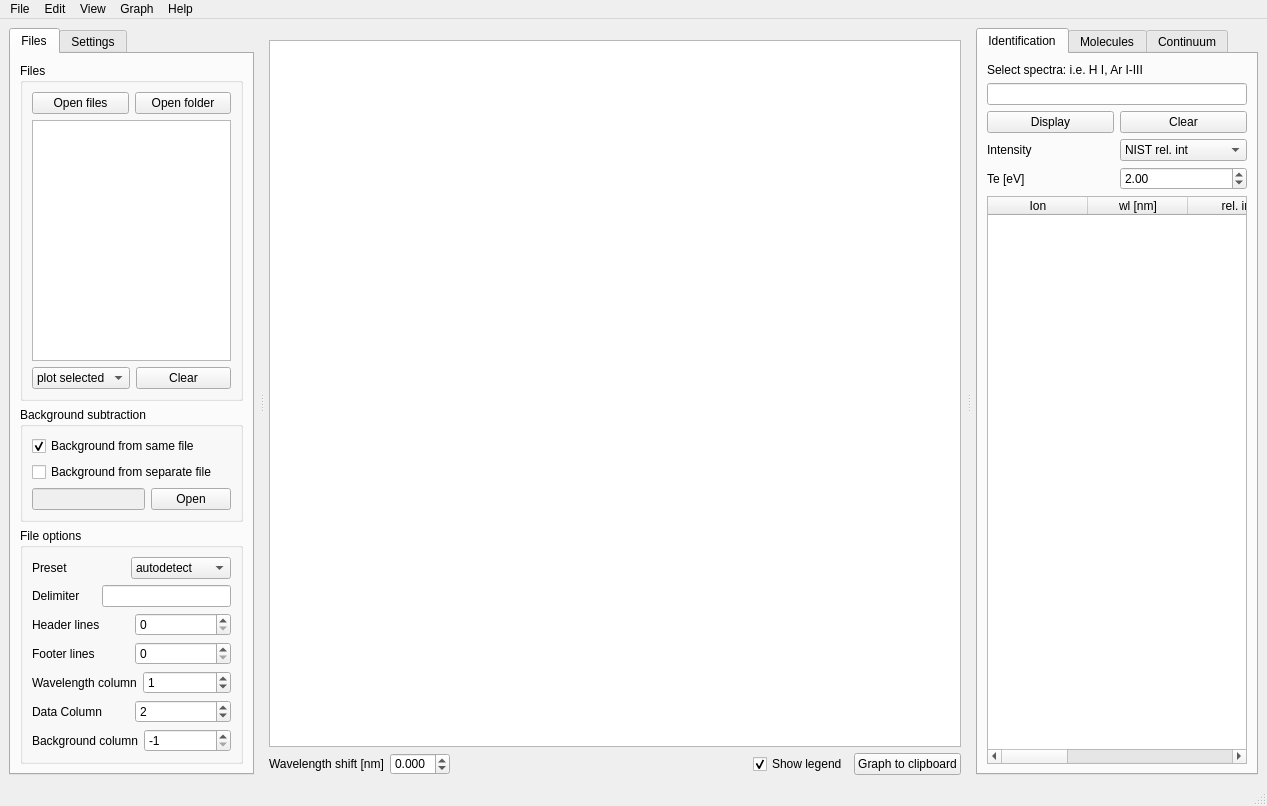
Qt form OES_toolbox/ui/main.ui (Julian-Held/OES-toolbox) before a commit.
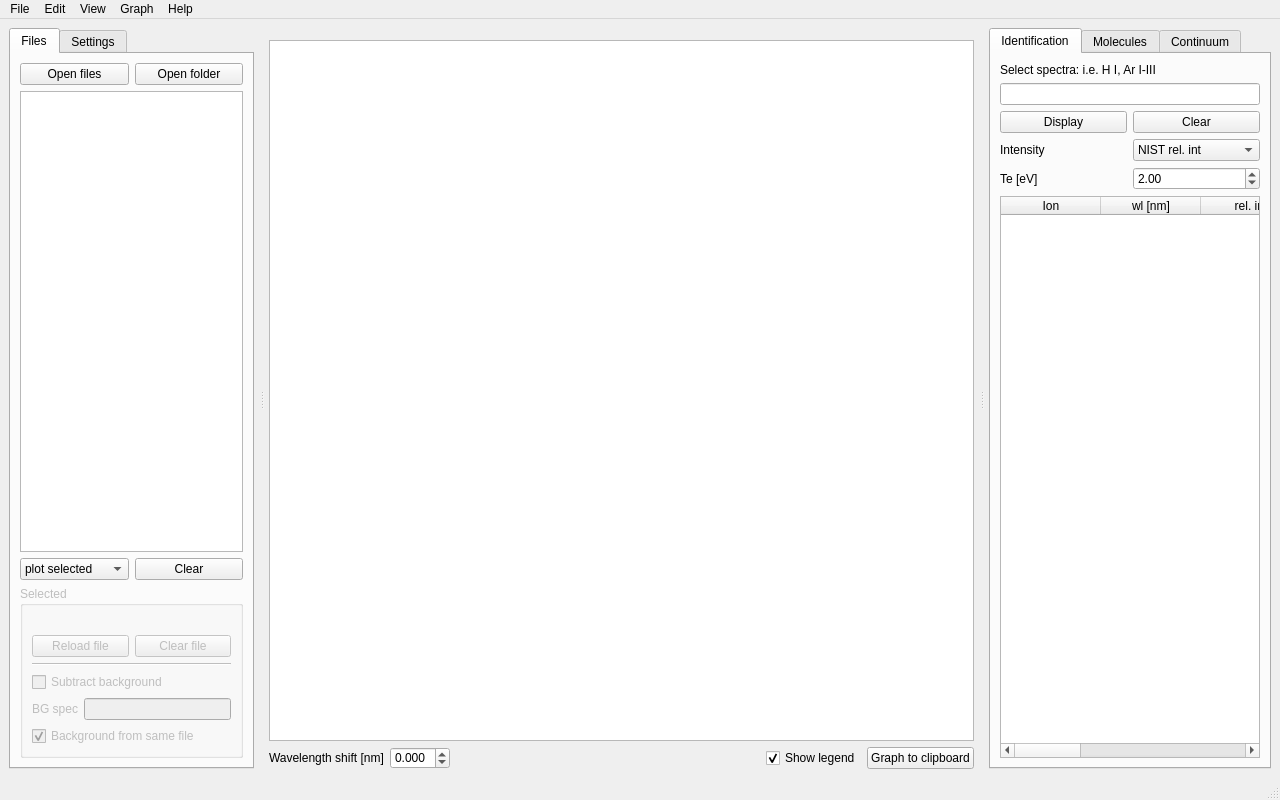
The same form after that commit. Icons and pictures are not drawn. Custom widgets are drawn as their Qt base class.

Commit message: Introduce 'node info' box, replacing the BG info section. BG subtraction checkbox now works as expected. Also, further interface adjustments.

Diff of the .ui file:
```diff
--- a/OES_toolbox/ui/main.ui
+++ b/OES_toolbox/ui/main.ui
@@ -6,8 +6,8 @@
    <rect>
     <x>0</x>
     <y>0</y>
-    <width>1267</width>
-    <height>806</height>
+    <width>1280</width>
+    <height>800</height>
    </rect>
   </property>
   <property name="windowTitle">
@@ -49,15 +49,6 @@
         </attribute>
         <layout class="QVBoxLayout" name="verticalLayout_3">
          <item>
-          <layout class="QHBoxLayout" name="horizontalLayout_2"/>
-         </item>
-         <item>
-          <widget class="QGroupBox" name="groupBox_2">
-           <property name="title">
-            <string>Files</string>
-           </property>
-           <layout class="QVBoxLayout" name="verticalLayout_5">
-            <item>
              <layout class="QHBoxLayout" name="horizontalLayout_35">
               <item>
                <widget class="QPushButton" name="button_open_files">
@@ -154,192 +145,90 @@
               </item>
              </layout>
             </item>
-           </layout>
-          </widget>
-         </item>
          <item>
-          <widget class="QGroupBox" name="groupBox_4">
+          <widget class="QGroupBox" name="spec_info_gbox">
+           <property name="enabled">
+            <bool>false</bool>
+           </property>
            <property name="title">
-            <string>Background subtraction</string>
+            <string>Selected</string>
            </property>
            <layout class="QVBoxLayout" name="verticalLayout_9">
             <item>
-             <widget class="QCheckBox" name="bg_internal_check">
+             <widget class="QLabel" name="sel_spec_label">
+              <property name="sizePolicy">
+               <sizepolicy hsizetype="Ignored" vsizetype="Preferred">
+                <horstretch>0</horstretch>
+                <verstretch>0</verstretch>
+               </sizepolicy>
+              </property>
               <property name="text">
-               <string>Background from same file</string>
+               <string> </string>
               </property>
-              <property name="checked">
-               <bool>true</bool>
+             </widget>
+            </item>
+            <item>
+             <layout class="QHBoxLayout" name="horizontalLayout_2">
+              <item>
+               <widget class="QPushButton" name="reload_file_btn">
+                <property name="text">
+                 <string>Reload file</string>
+                </property>
+               </widget>
+              </item>
+              <item>
+               <widget class="QPushButton" name="clear_file_btn">
+                <property name="text">
+                 <string>Clear file</string>
+                </property>
+               </widget>
+              </item>
+             </layout>
+            </item>
+            <item>
+             <widget class="Line" name="line">
+              <property name="orientation">
+               <enum>Qt::Horizontal</enum>
               </property>
              </widget>
             </item>
             <item>
              <widget class="QCheckBox" name="bg_extra_check">
+              <property name="enabled">
+               <bool>false</bool>
+              </property>
               <property name="text">
-               <string>Background from separate file</string>
+               <string>Subtract background</string>
               </property>
              </widget>
             </item>
             <item>
              <layout class="QHBoxLayout" name="horizontalLayout_21">
               <item>
-               <widget class="QLineEdit" name="bg_extra_ledit">
-                <property name="enabled">
-                 <bool>false</bool>
-                </property>
-               </widget>
-              </item>
-              <item>
-               <widget class="QPushButton" name="bg_extra_btn">
-                <property name="text">
-                 <string>Open</string>
-                </property>
-               </widget>
-              </item>
-             </layout>
-            </item>
-           </layout>
-          </widget>
-         </item>
-         <item>
-          <widget class="QGroupBox" name="file_opt_group">
-           <property name="title">
-            <string>File options</string>
-           </property>
-           <layout class="QVBoxLayout" name="verticalLayout_2">
-            <item>
-             <layout class="QHBoxLayout" name="horizontalLayout_3">
-              <item>
                <widget class="QLabel" name="label">
                 <property name="text">
-                 <string>Preset</string>
+                 <string>BG spec</string>
                 </property>
                </widget>
               </item>
               <item>
-               <widget class="QComboBox" name="comboBox">
-                <item>
-                 <property name="text">
-                  <string>autodetect</string>
-                 </property>
-                </item>
-                <item>
-                 <property name="text">
-                  <string>custom</string>
-                 </property>
-                </item>
-                <item>
-                 <property name="text">
-                  <string>Avantes</string>
-                 </property>
-                </item>
-                <item>
-                 <property name="text">
-                  <string>OceanOptics</string>
-                 </property>
-                </item>
+               <widget class="QLineEdit" name="bg_extra_ledit">
+                <property name="enabled">
+                 <bool>false</bool>
+                </property>
                </widget>
               </item>
              </layout>
             </item>
             <item>
-             <layout class="QHBoxLayout" name="horizontalLayout_4">
-              <item>
-               <widget class="QLabel" name="label_2">
+             <widget class="QCheckBox" name="bg_internal_check">
                 <property name="text">
-                 <string>Delimiter     </string>
-                </property>
-               </widget>
-              </item>
-              <item>
-               <widget class="QLineEdit" name="lineEdit"/>
-              </item>
-             </layout>
-            </item>
-            <item>
-             <layout class="QHBoxLayout" name="horizontalLayout_5">
-              <item>
-               <widget class="QLabel" name="label_3">
-                <property name="text">
-                 <string>Header lines</string>
-                </property>
-               </widget>
-              </item>
-              <item>
-               <widget class="QSpinBox" name="spinBox_5"/>
-              </item>
-             </layout>
-            </item>
-            <item>
-             <layout class="QHBoxLayout" name="horizontalLayout_13">
-              <item>
-               <widget class="QLabel" name="label_8">
-                <property name="text">
-                 <string>Footer lines</string>
-                </property>
-               </widget>
-              </item>
-              <item>
-               <widget class="QSpinBox" name="spinBox_4"/>
-              </item>
-             </layout>
-            </item>
-            <item>
-             <layout class="QHBoxLayout" name="horizontalLayout_10">
-              <item>
-               <widget class="QLabel" name="label_6">
-                <property name="text">
-                 <string>Wavelength column</string>
-                </property>
-               </widget>
-              </item>
-              <item>
-               <widget class="QSpinBox" name="spinBox">
-                <property name="value">
-                 <number>1</number>
-                </property>
-               </widget>
-              </item>
-             </layout>
-            </item>
-            <item>
-             <layout class="QHBoxLayout" name="horizontalLayout_11">
-              <item>
-               <widget class="QLabel" name="label_5">
-                <property name="text">
-                 <string>Data Column</string>
-                </property>
-               </widget>
-              </item>
-              <item>
-               <widget class="QSpinBox" name="spinBox_2">
-                <property name="value">
-                 <number>2</number>
-                </property>
-               </widget>
-              </item>
-             </layout>
-            </item>
-            <item>
-             <layout class="QHBoxLayout" name="horizontalLayout_12">
-              <item>
-               <widget class="QLabel" name="label_7">
-                <property name="text">
-                 <string>Background column</string>
-                </property>
-               </widget>
-              </item>
-              <item>
-               <widget class="QSpinBox" name="spinBox_3">
-                <property name="minimum">
-                 <number>-1</number>
-                </property>
-                <property name="value">
-                 <number>-1</number>
-                </property>
-               </widget>
-              </item>
-             </layout>
+               <string>Background from same file</string>
+              </property>
+              <property name="checked">
+               <bool>true</bool>
+              </property>
+             </widget>
             </item>
            </layout>
           </widget>
@@ -1422,7 +1311,7 @@
     <rect>
      <x>0</x>
      <y>0</y>
-     <width>1267</width>
+     <width>1280</width>
      <height>21</height>
     </rect>
    </property>
```
Lines whose indentation alone changed are shown as unchanged. The commit also changes 2 other files.
